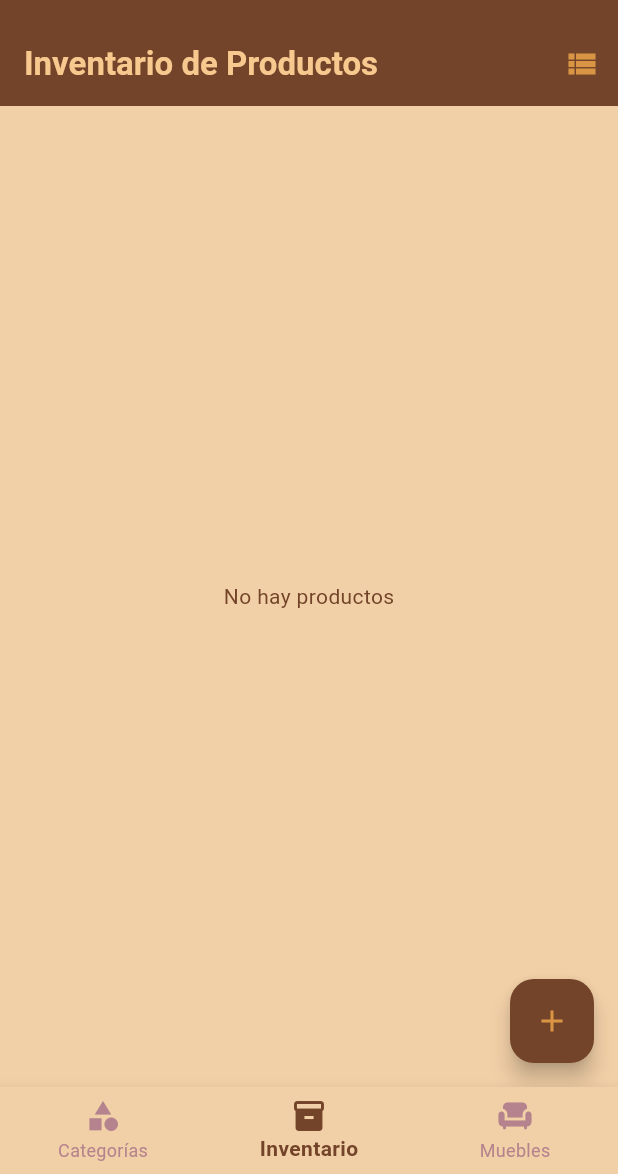
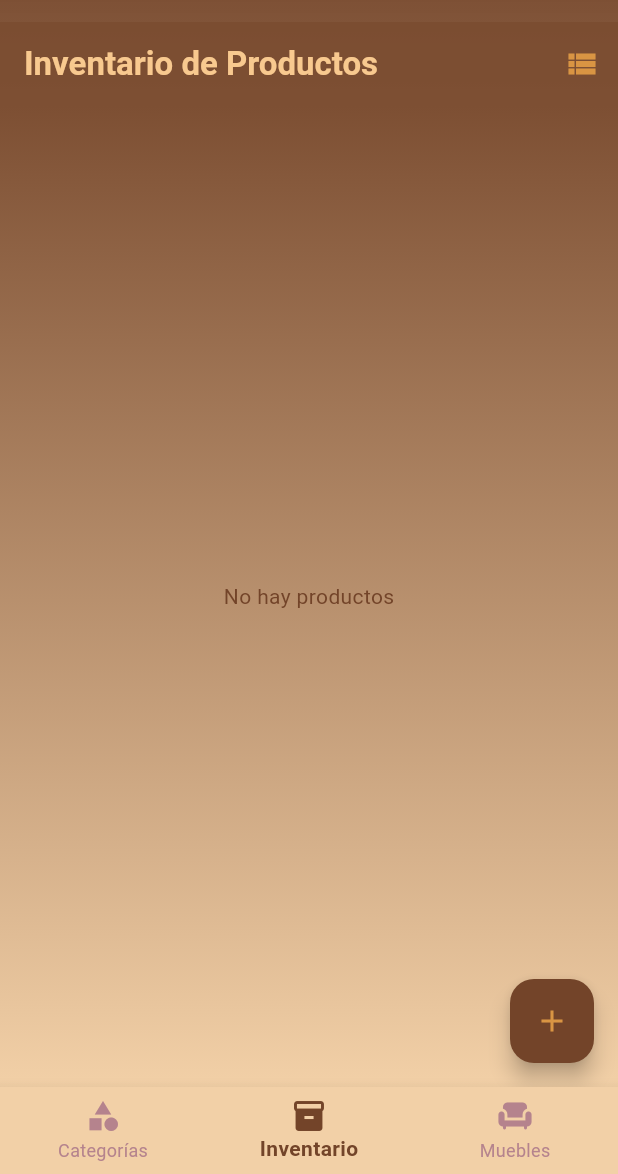
Before and after one commit to MartinCaputti/toolventory_mate, a Flutter app: the screen it shows after launch, item 2 of the bottom bar chosen, on a phone screen of 412 x 824 dp, the part 62-1236 px from its top. Run offline on Flutter 3.47's test engine with Material 3 defaults, Android fonts, the phone set to English and light mode, and no system bars; our stand-ins replace cloud_firestore, firebase_core, flutter_svg; accounts and stored records are empty.

Commit message:
V1.00001

```diff
--- a/lib/main.dart
+++ b/lib/main.dart
@@ -1,8 +1,6 @@
-//lib/main.dart
-
 import 'package:flutter/material.dart';
 import 'package:firebase_core/firebase_core.dart'; // Importa Firebase
-import 'views/catalog_page.dart'; //Importo las vistas
+import 'views/catalog_page.dart'; // Importo las vistas
 import 'views/category_page.dart';
 import 'views/furniture_page.dart';
 
@@ -20,12 +18,13 @@ class MyApp extends StatelessWidget {
       title: 'ToolVentory Mate', // Título de la aplicación
       // Defino el tema de la aplicación
       theme: ThemeData(
-        primaryColor:
-            const Color(0xFF734429), // Color primario para los títulos
+        primaryColor: const Color.fromRGBO(
+            125, 79, 51, 0.83), // Color primario para los títulos
         scaffoldBackgroundColor:
-            const Color(0xFFF2D0A7), // Color de fondo de la aplicación
+            Colors.transparent, // Hacemos el fondo transparente
         appBarTheme: const AppBarTheme(
-          backgroundColor: Color(0xFF734429), // Fondo del AppBar
+          backgroundColor:
+              Color.fromRGBO(125, 79, 51, 0.83), // Fondo del AppBar
           iconTheme: IconThemeData(
               color: Color.fromRGBO(
                   217, 149, 67, 1)), // Color de los iconos del AppBar
@@ -69,7 +68,7 @@ class MyApp extends StatelessWidget {
           bodyMedium:
               TextStyle(color: Color(0xFF734429)), // Color de texto secundario
           titleLarge: TextStyle(
-            color: Color(0xFF734429),
+            color: Color.fromRGBO(125, 79, 51, 0.83),
             fontWeight: FontWeight.bold,
           ),
         ),
@@ -115,9 +114,37 @@ class _HomePageState extends State<HomePage> {
     return Scaffold(
       appBar: AppBar(
         title: const Text('ToolVentory Mate'), // Título del AppBar
+        backgroundColor:
+            Color.fromRGBO(125, 79, 51, 0.83), // Hacemos transparente el AppBar
+        elevation: 0, // Removemos la sombra del AppBar para unificar el color
+        flexibleSpace: Container(
+          decoration: const BoxDecoration(
+            gradient: LinearGradient(
+              begin: Alignment.topCenter,
+              end: Alignment.bottomCenter,
+              colors: [
+                Color(0xFF734429), // Color inicial del degradado
+                Color.fromRGBO(
+                    125, 79, 51, 0.83), // Color final del degradado del AppBar
+              ],
+            ),
+          ),
+        ),
       ),
-      body: _widgetOptions
-          .elementAt(_selectedIndex), // Muestra la vista seleccionada
+      body: Container(
+        decoration: const BoxDecoration(
+          gradient: LinearGradient(
+            begin: Alignment.topCenter,
+            end: Alignment.bottomCenter,
+            colors: [
+              Color(0xFF734429), // Color inicial del degradado
+              Color(0xFFF2D0A7), // Color final del degradado
+            ],
+          ),
+        ),
+        child: _widgetOptions
+            .elementAt(_selectedIndex), // Muestra la vista seleccionada
+      ),
       bottomNavigationBar: BottomNavigationBar(
         items: const <BottomNavigationBarItem>[
           BottomNavigationBarItem(
--- a/lib/views/furniture_detail_page.dart
+++ b/lib/views/furniture_detail_page.dart
@@ -129,7 +129,7 @@ class MuebleDetailPage extends StatelessWidget {
             },
           ),
           IconButton(
-            icon: Icon(Icons.delete, color: Color.fromRGBO(217, 17, 34, 1)),
+            icon: Icon(Icons.delete, color: Color.fromRGBO(255, 151, 151, 1)),
             onPressed: () async {
               await borrarMueble(context);
             },
@@ -247,9 +247,8 @@ class MuebleDetailPage extends StatelessWidget {
                     ),
                   ),
                   style: ElevatedButton.styleFrom(
-                    backgroundColor: Colors.red,
-                    minimumSize: Size(double.infinity,
-                        50), // Botón ancho completo y mayor altura
+                    backgroundColor: const Color.fromARGB(249, 52, 73, 40),
+                    minimumSize: Size(double.infinity, 50),
                   ),
                 ),
               ],
```
